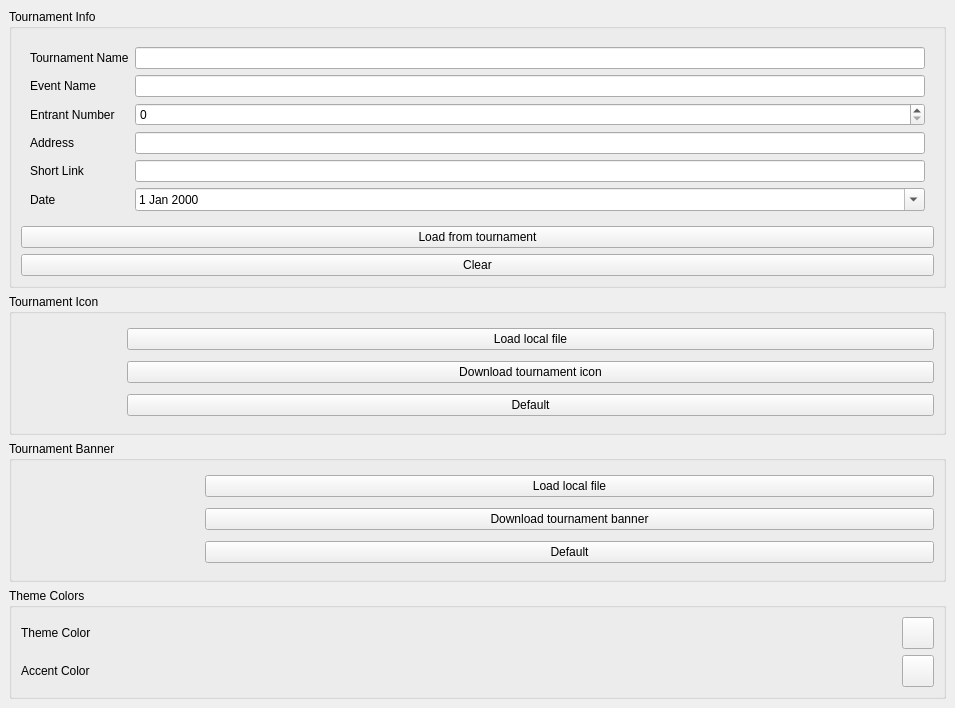
Old version of the form src/layout/AutonaTournamentInfo.ui in the repository yuya-tagu/Autona.
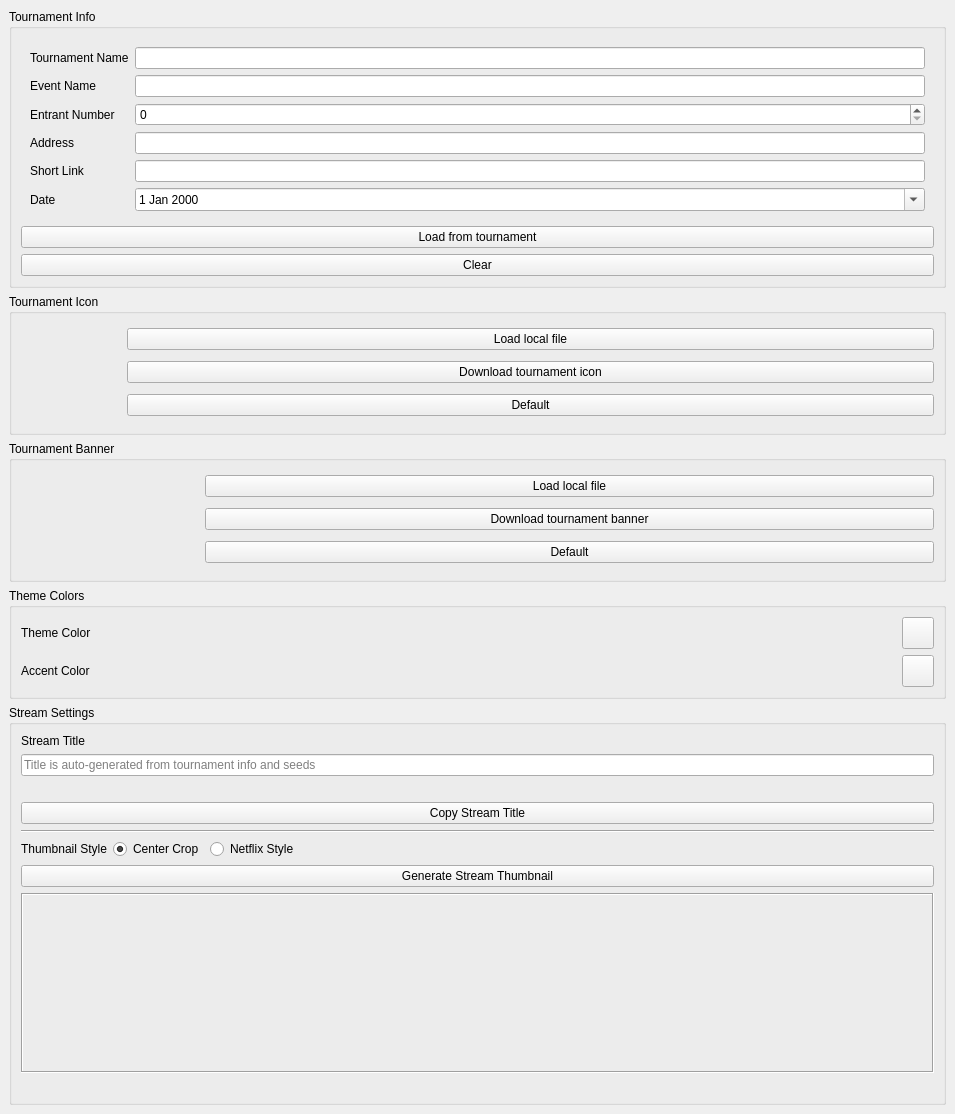
New version of the form.

```diff
--- a/src/layout/AutonaTournamentInfo.ui
+++ b/src/layout/AutonaTournamentInfo.ui
@@ -305,6 +305,136 @@
       </layout>
      </widget>
     </item>
+    <item>
+     <widget class="QGroupBox" name="groupBoxStream">
+      <property name="title">
+       <string>Stream Settings</string>
+      </property>
+      <layout class="QVBoxLayout" name="verticalLayoutStream">
+       <item>
+        <widget class="QLabel" name="labelStreamTitle">
+         <property name="text">
+          <string>Stream Title</string>
+         </property>
+        </widget>
+       </item>
+       <item>
+        <widget class="QLineEdit" name="streamTitleEdit">
+         <property name="placeholderText">
+          <string>Title is auto-generated from tournament info and seeds</string>
+         </property>
+        </widget>
+       </item>
+       <item>
+        <widget class="QLabel" name="streamTitleStatus">
+         <property name="text">
+          <string/>
+         </property>
+         <property name="wordWrap">
+          <bool>true</bool>
+         </property>
+        </widget>
+       </item>
+       <item>
+        <widget class="QPushButton" name="btCopyStreamTitle">
+         <property name="text">
+          <string>Copy Stream Title</string>
+         </property>
+        </widget>
+       </item>
+       <item>
+        <widget class="Line" name="streamSectionDivider">
+         <property name="orientation">
+          <enum>Qt::Horizontal</enum>
+         </property>
+        </widget>
+       </item>
+       <item>
+        <layout class="QHBoxLayout" name="horizontalLayoutStreamStyle">
+         <item>
+          <widget class="QLabel" name="labelStreamThumbStyle">
+           <property name="text">
+            <string>Thumbnail Style</string>
+           </property>
+          </widget>
+         </item>
+         <item>
+          <widget class="QRadioButton" name="rbStreamThumbCenter">
+           <property name="text">
+            <string>Center Crop</string>
+           </property>
+           <property name="checked">
+            <bool>true</bool>
+           </property>
+          </widget>
+         </item>
+         <item>
+          <widget class="QRadioButton" name="rbStreamThumbNetflix">
+           <property name="text">
+            <string>Netflix Style</string>
+           </property>
+          </widget>
+         </item>
+         <item>
+          <spacer name="horizontalSpacerStreamStyle">
+           <property name="orientation">
+            <enum>Qt::Horizontal</enum>
+           </property>
+           <property name="sizeHint" stdset="0">
+            <size>
+             <width>40</width>
+             <height>20</height>
+            </size>
+           </property>
+          </spacer>
+         </item>
+        </layout>
+       </item>
+       <item>
+        <widget class="QPushButton" name="btGenerateStreamThumbnail">
+         <property name="text">
+          <string>Generate Stream Thumbnail</string>
+         </property>
+        </widget>
+       </item>
+       <item>
+        <widget class="QLabel" name="streamThumbPreview">
+         <property name="minimumSize">
+          <size>
+           <width>320</width>
+           <height>180</height>
+          </size>
+         </property>
+         <property name="frameShape">
+          <enum>QFrame::Box</enum>
+         </property>
+         <property name="frameShadow">
+          <enum>QFrame::Sunken</enum>
+         </property>
+         <property name="text">
+          <string/>
+         </property>
+         <property name="alignment">
+          <set>Qt::AlignCenter</set>
+         </property>
+        </widget>
+       </item>
+       <item>
+        <widget class="QLabel" name="streamThumbPath">
+         <property name="text">
+          <string/>
+         </property>
+         <property name="wordWrap">
+          <bool>true</bool>
+         </property>
+         <property name="textInteractionFlags">
+          <set>Qt::TextSelectableByMouse</set>
+         </property>
+        </widget>
+       </item>
+      </layout>
+     </widget>
+    </item>
     <item>
      <spacer name="verticalSpacer">
       <property name="orientation">
```
